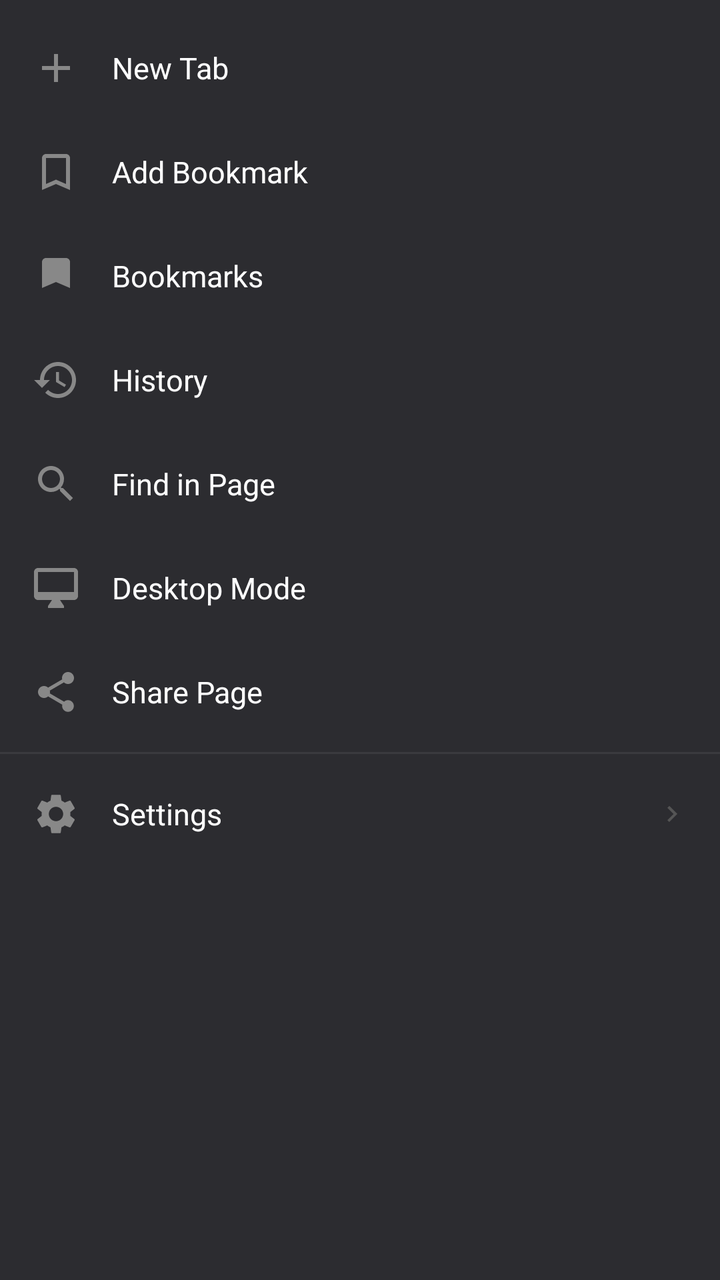
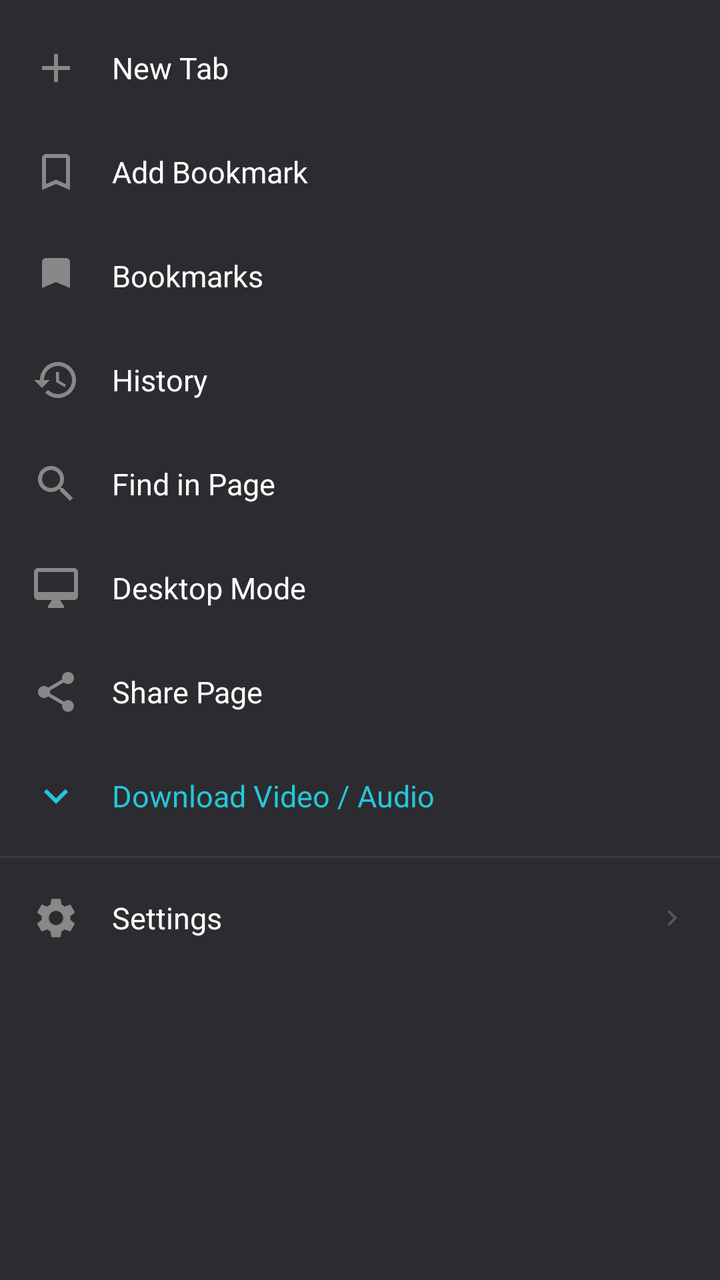

The first picture is an Android layout as it rendered before a commit; the second is the same layout after the commit. The layout source and the unified diff follow.
<!-- AndroidManifest.xml: application theme AppTheme -->
<!-- res/layout/sheet_menu.xml -->
<?xml version="1.0" encoding="utf-8"?>
<LinearLayout xmlns:android="http://schemas.android.com/apk/res/android"
    android:layout_width="match_parent"
    android:layout_height="wrap_content"
    android:orientation="vertical"
    android:background="#2c2c30"
    android:paddingTop="8dp"
    android:paddingBottom="16dp">

    <LinearLayout android:id="@+id/menuNewTab" style="@style/MenuItemStyle">
        <ImageView style="@style/MenuIconStyle" android:src="@drawable/ic_add" />
        <TextView style="@style/MenuTextStyle" android:text="New Tab" />
    </LinearLayout>

    <LinearLayout android:id="@+id/menuAddBookmark" style="@style/MenuItemStyle">
        <ImageView style="@style/MenuIconStyle" android:src="@drawable/ic_bookmark_add" />
        <TextView style="@style/MenuTextStyle" android:text="Add Bookmark" />
    </LinearLayout>

    <LinearLayout android:id="@+id/menuBookmarks" style="@style/MenuItemStyle">
        <ImageView style="@style/MenuIconStyle" android:src="@drawable/ic_bookmarks" />
        <TextView style="@style/MenuTextStyle" android:text="Bookmarks" />
    </LinearLayout>

    <LinearLayout android:id="@+id/menuHistory" style="@style/MenuItemStyle">
        <ImageView style="@style/MenuIconStyle" android:src="@drawable/ic_history" />
        <TextView style="@style/MenuTextStyle" android:text="History" />
    </LinearLayout>

    <LinearLayout android:id="@+id/menuFindInPage" style="@style/MenuItemStyle">
        <ImageView style="@style/MenuIconStyle" android:src="@drawable/ic_search" />
        <TextView style="@style/MenuTextStyle" android:text="Find in Page" />
    </LinearLayout>

    <LinearLayout android:id="@+id/menuDesktopMode" style="@style/MenuItemStyle">
        <ImageView style="@style/MenuIconStyle" android:src="@drawable/ic_desktop" />
        <TextView android:id="@+id/tvDesktopMode" style="@style/MenuTextStyle" android:text="Desktop Mode" />
    </LinearLayout>

    <LinearLayout android:id="@+id/menuSharePage" style="@style/MenuItemStyle">
        <ImageView style="@style/MenuIconStyle" android:src="@drawable/ic_share" />
        <TextView style="@style/MenuTextStyle" android:text="Share Page" />
    </LinearLayout>

    <View
        android:layout_width="match_parent"
        android:layout_height="1dp"
        android:background="#3a3a3e"
        android:layout_marginTop="4dp"
        android:layout_marginBottom="4dp" />

    <LinearLayout android:id="@+id/menuSettings" style="@style/MenuItemStyle">
        <ImageView style="@style/MenuIconStyle" android:src="@drawable/ic_settings" />
        <TextView style="@style/MenuTextStyle" android:layout_weight="1" android:text="Settings" />
        <ImageView
            android:layout_width="16dp"
            android:layout_height="16dp"
            android:src="@drawable/ic_chevron_down"
            android:tint="#555"
            android:rotation="-90" />
    </LinearLayout>

</LinearLayout>
<!-- resources referenced by this layout -->
<resources>
  <!-- drawable ic_add (drawable) -->
  <vector xmlns:android="http://schemas.android.com/apk/res/android" android:width="24dp" android:height="24dp" android:viewportWidth="24" android:viewportHeight="24">
      <path android:fillColor="#888888" android:pathData="M19,13h-6v6h-2v-6H5v-2h6V5h2v6h6v2z"/>
  </vector>
  <!-- drawable ic_bookmark_add (drawable) -->
  <vector xmlns:android="http://schemas.android.com/apk/res/android" android:width="24dp" android:height="24dp" android:viewportWidth="24" android:viewportHeight="24">
      <path android:fillColor="#888888" android:pathData="M17,3H7c-1.1,0 -2,0.9 -2,2v16l7,-3 7,3V5c0,-1.1 -0.9,-2 -2,-2zM17,18l-5,-2.18L7,18V5h10v13z"/>
  </vector>
  <!-- drawable ic_bookmarks (drawable) -->
  <vector xmlns:android="http://schemas.android.com/apk/res/android" android:width="24dp" android:height="24dp" android:viewportWidth="24" android:viewportHeight="24">
      <path android:fillColor="#888888" android:pathData="M19,18l-7,-3 -7,3V5c0,-1.1 0.9,-2 2,-2h10c1.1,0 2,0.9 2,2v13z"/>
  </vector>
  <!-- drawable ic_chevron_down (drawable) -->
  <vector xmlns:android="http://schemas.android.com/apk/res/android" android:width="24dp" android:height="24dp" android:viewportWidth="24" android:viewportHeight="24">
      <path android:fillColor="#cccccc" android:pathData="M7.41,8.59L12,13.17l4.59,-4.58L18,10l-6,6 -6,-6 1.41,-1.41z"/>
  </vector>
  <!-- drawable ic_desktop (drawable) -->
  <vector xmlns:android="http://schemas.android.com/apk/res/android" android:width="24dp" android:height="24dp" android:viewportWidth="24" android:viewportHeight="24">
      <path android:fillColor="#888888" android:pathData="M21,2H3c-1.1,0 -2,0.9 -2,2v12c0,1.1 0.9,2 2,2h7l-2,3v1h8v-1l-2,-3h7c1.1,0 2,-0.9 2,-2V4c0,-1.1 -0.9,-2 -2,-2zM21,14H3V4h18v10z"/>
  </vector>
  <style name="MenuIconStyle">
          <item name="android:layout_width">24dp</item>
          <item name="android:layout_height">24dp</item>
          <item name="android:tint">#888888</item>
          <item name="android:layout_marginEnd">16dp</item>
      </style>
  <style name="MenuItemStyle">
          <item name="android:layout_width">match_parent</item>
          <item name="android:layout_height">52dp</item>
          <item name="android:orientation">horizontal</item>
          <item name="android:gravity">center_vertical</item>
          <item name="android:paddingStart">16dp</item>
          <item name="android:paddingEnd">16dp</item>
          <item name="android:background">?attr/selectableItemBackground</item>
      </style>
  <style name="MenuTextStyle">
          <item name="android:layout_width">wrap_content</item>
          <item name="android:layout_height">wrap_content</item>
          <item name="android:textColor">#ffffff</item>
          <item name="android:textSize">15sp</item>
      </style>
  <style name="AppTheme" parent="Theme.MaterialComponents.DayNight.NoActionBar">
          <item name="colorPrimary">#4A90E2</item>
          <item name="colorPrimaryDark">#1a1a1e</item>
          <item name="colorAccent">#4A90E2</item>
          <item name="android:windowBackground">#1a1a1e</item>
          <item name="bottomSheetDialogTheme">@style/BottomSheetTheme</item>
      </style>
  <style name="BottomSheetTheme" parent="Theme.Design.Light.BottomSheetDialog">
          <item name="bottomSheetStyle">@style/BottomSheet</item>
          <item name="android:windowIsFloating">false</item>
      </style>
  <style name="BottomSheet" parent="Widget.Design.BottomSheet.Modal">
          <item name="android:background">@android:color/transparent</item>
      </style>
</resources>

<!-- the commit's change to res/layout/sheet_menu.xml (unified diff, before → after) -->
@@ -42,6 +42,18 @@
         <TextView style="@style/MenuTextStyle" android:text="Share Page" />
     </LinearLayout>
 
+    
+    <LinearLayout android:id="@+id/menuDownloadVideo" style="@style/MenuItemStyle">
+        <ImageView
+            style="@style/MenuIconStyle"
+            android:src="@drawable/ic_chevron_down"
+            android:tint="#26c6da" />
+        <TextView
+            style="@style/MenuTextStyle"
+            android:text="Download Video / Audio"
+            android:textColor="#26c6da" />
+    </LinearLayout>
+
     <View
         android:layout_width="match_parent"
         android:layout_height="1dp"
